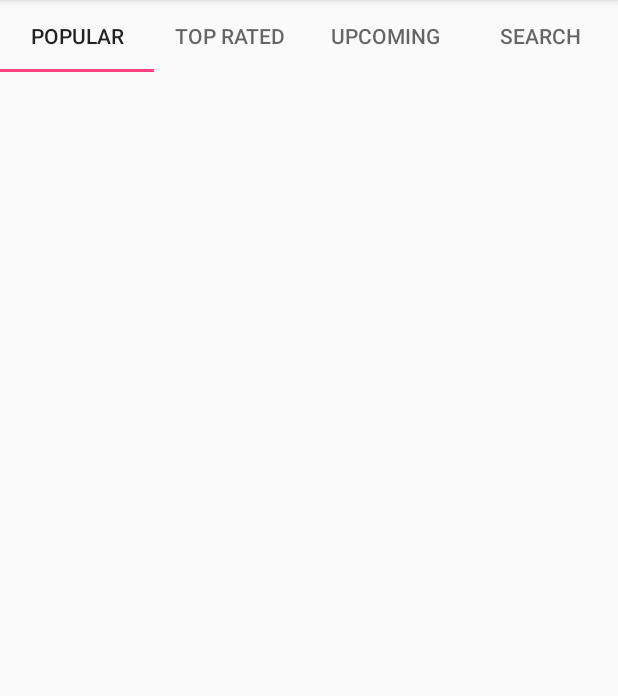
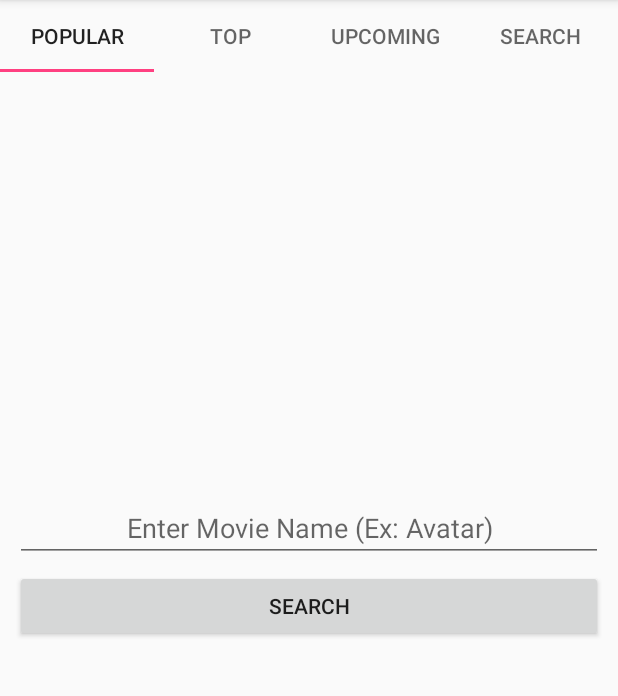
Before and after one commit to Canboy20/JustCleanTest, an Android app: the fragment SearchMoviesFragment placed in its activity, on a phone screen of 412 x 824 dp, the part 84-780 px from its top. Run offline under Robolectric (Android 15) with nearby library versions, the phone set to English and light mode, and no system bars; our stand-ins replace RxJava, Volley; network calls fail.

Commit message:
Adding Search Fragment Applying MVP design pattern

```diff
--- a/app/src/main/java/com/irfancan/justcleantest/presenters/MoviesPresenter.java
+++ b/app/src/main/java/com/irfancan/justcleantest/presenters/MoviesPresenter.java
@@ -3,6 +3,8 @@ package com.irfancan.justcleantest.presenters;
 import android.content.Context;
 import android.support.v7.widget.RecyclerView;
 import android.util.Log;
+import android.view.View;
+import android.widget.ProgressBar;
 
 import com.irfancan.justcleantest.constants.Constants;
 import com.irfancan.justcleantest.models.MoviesResponse;
@@ -39,7 +41,7 @@ public class MoviesPresenter {
     }
 
 
-    public void getPopularMoviesRx(Context contextRef, final List<MoviesResponse> moviesResponses, final RecyclerView.Adapter mAdapter){
+    public void getPopularMoviesRx(Context contextRef, final List<MoviesResponse> moviesResponses, final RecyclerView.Adapter mAdapter, final ProgressBar progressBar){
 
         MovieApiService apiService = getClient(contextRef.getApplicationContext())
                 .create(MovieApiService.class);
@@ -53,6 +55,8 @@ public class MoviesPresenter {
                     public void onSuccess(RootResponse rootResponse) {
                         // Received all notes
                         Log.d("TEST SUCCESS","RETRIEVED");
+                        progressBar.setVisibility(View.GONE);
+
                         moviesResponses.clear();
                         moviesResponses.addAll(rootResponse.getResults());
 
@@ -63,6 +67,8 @@ public class MoviesPresenter {
                     public void onError(Throwable e) {
                         // Network error
                         Log.d("TEST FAILED","FAILED");
+                        progressBar.setVisibility(View.GONE);
+
 
                     }
                 });
@@ -72,7 +78,7 @@ public class MoviesPresenter {
     }
 
 
-    public void getTopRatedMoviesRx(Context contextRef, final List<MoviesResponse> moviesResponses, final RecyclerView.Adapter mAdapter){
+    public void getTopRatedMoviesRx(Context contextRef, final List<MoviesResponse> moviesResponses, final RecyclerView.Adapter mAdapter, final ProgressBar progressBar){
 
         MovieApiService apiService = getClient(contextRef.getApplicationContext())
                 .create(MovieApiService.class);
@@ -86,6 +92,8 @@ public class MoviesPresenter {
                     public void onSuccess(RootResponse rootResponse) {
                         // Received all notes
                         Log.d("TEST SUCCESS","RETRIEVED");
+                        progressBar.setVisibility(View.GONE);
+
                         moviesResponses.clear();
                         moviesResponses.addAll(rootResponse.getResults());
 
@@ -97,6 +105,8 @@ public class MoviesPresenter {
                     public void onError(Throwable e) {
                         // Network error
                         Log.d("TEST FAILED","FAILED");
+                        progressBar.setVisibility(View.GONE);
+
 
                     }
                 });
@@ -104,7 +114,7 @@ public class MoviesPresenter {
     }
 
 
-    public void getUpcomingMoviesRx(Context contextRef, final List<MoviesResponse> moviesResponses, final RecyclerView.Adapter mAdapter){
+    public void getUpcomingMoviesRx(Context contextRef, final List<MoviesResponse> moviesResponses, final RecyclerView.Adapter mAdapter, final ProgressBar progressBar){
 
         MovieApiService apiService = getClient(contextRef.getApplicationContext())
                 .create(MovieApiService.class);
@@ -118,6 +128,8 @@ public class MoviesPresenter {
                     public void onSuccess(RootResponse rootResponse) {
                         // Received all notes
                         Log.d("TEST SUCCESS","RETRIEVED");
+                        progressBar.setVisibility(View.GONE);
+
                         moviesResponses.clear();
                         moviesResponses.addAll(rootResponse.getResults());
 
@@ -129,6 +141,8 @@ public class MoviesPresenter {
                     public void onError(Throwable e) {
                         // Network error
                         Log.d("TEST FAILED","FAILED");
+                        progressBar.setVisibility(View.GONE);
+
 
                     }
                 });
--- a/app/src/main/java/com/irfancan/justcleantest/views/fragments/movies/MoviesListFragment.java
+++ b/app/src/main/java/com/irfancan/justcleantest/views/fragments/movies/MoviesListFragment.java
@@ -8,6 +8,7 @@ import android.support.v7.widget.RecyclerView;
 import android.view.LayoutInflater;
 import android.view.View;
 import android.view.ViewGroup;
+import android.widget.ProgressBar;
 
 import com.android.volley.Request;
 import com.android.volley.RequestQueue;
@@ -37,6 +38,10 @@ public class MoviesListFragment extends Fragment {
     private RecyclerView.Adapter mAdapter;
     private RecyclerView.LayoutManager mLayoutManager;
 
+    //ProgressBar
+    ProgressBar progressBar;
+
+
     //Holds the movies that will be displayed on the list
     List<MoviesResponse> moviesResponses=new ArrayList<>();
 
@@ -55,6 +60,8 @@ public class MoviesListFragment extends Fragment {
         View rootView = inflater.inflate(R.layout.movies_list, container, false);
 
         mRecyclerView=rootView.findViewById(R.id.movies_recycler_view);
+
+        progressBar=rootView.findViewById(R.id.progressBar);
 
         // Linear layout manager
         mLayoutManager = new LinearLayoutManager(getActivity());
@@ -91,10 +98,14 @@ public class MoviesListFragment extends Fragment {
 
     private void retrieveData(int positionOfThisFragment){
 
+
+        progressBar.setVisibility(View.VISIBLE);
+
+
         if(positionOfThisFragment==0){
 
             //RXJava Version
-            ((MainActivity)getActivity()).getMoviesPresenter().getPopularMoviesRx(getContext(),moviesResponses,mAdapter);
+            ((MainActivity)getActivity()).getMoviesPresenter().getPopularMoviesRx(getContext(),moviesResponses,mAdapter,progressBar);
 
             //VOLLEY Version
             //testPopularMoviesRequest();
@@ -102,7 +113,7 @@ public class MoviesListFragment extends Fragment {
         }else if(positionOfThisFragment==1){
 
             //RXJava Version
-            ((MainActivity)getActivity()).getMoviesPresenter().getTopRatedMoviesRx(getContext(),moviesResponses,mAdapter);
+            ((MainActivity)getActivity()).getMoviesPresenter().getTopRatedMoviesRx(getContext(),moviesResponses,mAdapter,progressBar);
 
             //VOLLEY Version
             //testTopRated();
@@ -110,7 +121,7 @@ public class MoviesListFragment extends Fragment {
         }else if(positionOfThisFragment==2){
 
             //RXJava Version
-            ((MainActivity)getActivity()).getMoviesPresenter().getUpcomingMoviesRx(getContext(),moviesResponses,mAdapter);
+            ((MainActivity)getActivity()).getMoviesPresenter().getUpcomingMoviesRx(getContext(),moviesResponses,mAdapter,progressBar);
 
             //VOLLEY Version
             //testUpcoming();
--- /dev/null
+++ b/app/src/main/res/anim/fadein.xml
@@ -0,0 +1,5 @@
+<?xml version="1.0" encoding="utf-8"?>
+<alpha xmlns:android="http://schemas.android.com/apk/res/android"
+    android:interpolator="@android:anim/accelerate_interpolator"
+    android:fromAlpha="0.0" android:toAlpha="1.0"
+    android:duration="500" />
--- /dev/null
+++ b/app/src/main/res/anim/fadeout.xml
@@ -0,0 +1,6 @@
+<?xml version="1.0" encoding="utf-8"?>
+<alpha xmlns:android="http://schemas.android.com/apk/res/android"
+    android:interpolator="@android:anim/accelerate_interpolator"
+    android:fromAlpha="1.0" android:toAlpha="0.0"
+    android:fillAfter="true"
+    android:duration="500" />
--- a/app/src/main/res/font/font.xml
+++ b/app/src/main/res/font/font.xml
@@ -10,6 +10,9 @@
     <font
         android:fontStyle="italic"
         android:fontWeight="400"
-        android:font="@font/dubai_bold" />
+        android:font="@font/dubai_light" />
+
+
+
 
 </font-family>
--- a/app/src/main/res/layout/movies_list.xml
+++ b/app/src/main/res/layout/movies_list.xml
@@ -4,11 +4,26 @@
     android:layout_height="match_parent">
 
 
-    <android.support.v7.widget.RecyclerView
-        android:id="@+id/movies_recycler_view"
-        android:scrollbars="vertical"
+    <FrameLayout
         android:layout_width="match_parent"
-        android:layout_height="match_parent"/>
+        android:layout_height="match_parent">
+
+        <android.support.v7.widget.RecyclerView
+            android:id="@+id/movies_recycler_view"
+            android:layout_width="match_parent"
+            android:layout_height="match_parent"
+            android:scrollbars="vertical">
+
+        </android.support.v7.widget.RecyclerView>
+
+        <ProgressBar
+            android:id="@+id/progressBar"
+            style="?android:attr/progressBarStyle"
+            android:layout_width="wrap_content"
+            android:layout_height="wrap_content"
+            android:layout_gravity="center_vertical|center_horizontal" />
+
+    </FrameLayout>
 
 
 </LinearLayout>
--- a/app/src/main/res/layout/search_list.xml
+++ b/app/src/main/res/layout/search_list.xml
@@ -1,14 +1,54 @@
 <?xml version="1.0" encoding="utf-8"?>
-<android.support.constraint.ConstraintLayout
+<RelativeLayout
     xmlns:android="http://schemas.android.com/apk/res/android" android:layout_width="match_parent"
     android:layout_height="match_parent">
 
 
     <android.support.v7.widget.RecyclerView
         android:id="@+id/movies_recycler_view"
+        android:layout_width="match_parent"
+        android:layout_height="match_parent"
         android:scrollbars="vertical"
+        android:visibility="visible">
+
+    </android.support.v7.widget.RecyclerView>
+
+    <FrameLayout
         android:layout_width="match_parent"
-        android:layout_height="match_parent"/>
+        android:layout_height="match_parent"
+        android:foregroundGravity="center_vertical|center_horizontal">
+
+        <LinearLayout
+            android:layout_width="match_parent"
+            android:layout_height="match_parent"
+            android:foregroundGravity="center_vertical|center_horizontal"
+            android:gravity="center_vertical|center_horizontal"
+            android:orientation="vertical"
+            android:padding="10dp">
+
+            <EditText
+                android:id="@+id/editText2"
+                android:layout_width="match_parent"
+                android:layout_height="wrap_content"
+                android:layout_above="@+id/button3"
+                android:layout_centerHorizontal="true"
+                android:ems="10"
+                android:gravity="center_horizontal"
+                android:hint="@string/type_movie"
+                android:inputType="textPersonName"
+                android:singleLine="true" />
+
+            <Button
+                android:id="@+id/button3"
+                android:layout_width="match_parent"
+                android:layout_height="wrap_content"
+                android:layout_alignParentBottom="true"
+                android:layout_centerHorizontal="true"
+                android:layout_marginBottom="10dp"
+                android:layout_marginTop="5dp"
+                android:text="@string/search_button" />
+        </LinearLayout>
+    </FrameLayout>
 
 
-</android.support.constraint.ConstraintLayout>
+</RelativeLayout>
--- a/app/src/main/res/values/strings.xml
+++ b/app/src/main/res/values/strings.xml
@@ -3,11 +3,16 @@
 
     <!--TAB NAMES-->
     <string name="popular_movies">Popular</string>
-    <string name="top_rated_movies">Top Rated</string>
+    <string name="top_rated_movies">Top</string>
     <string name="upcoming_movies">Upcoming</string>
     <string name="search_movies">Search</string>
 
     <!--HINTS-->
     <string name="movie_name">Movie name goes here</string>
+    <string name="type_movie">Enter Movie Name (Ex: Avatar)</string>
+
+
+    <!--BUTTON TEXT-->
+    <string name="search_button">Search</string>
 
 </resources>
```
Also changed, not shown: app/src/main/res/anim/slide_in_left.xml (added, +7 -0 lines), app/src/main/res/anim/slide_in_right.xml (added, +7 -0 lines), app/src/main/res/anim/slide_out_left.xml (added, +7 -0 lines), app/src/main/res/anim/slide_out_right.xml (added, +7 -0 lines).
